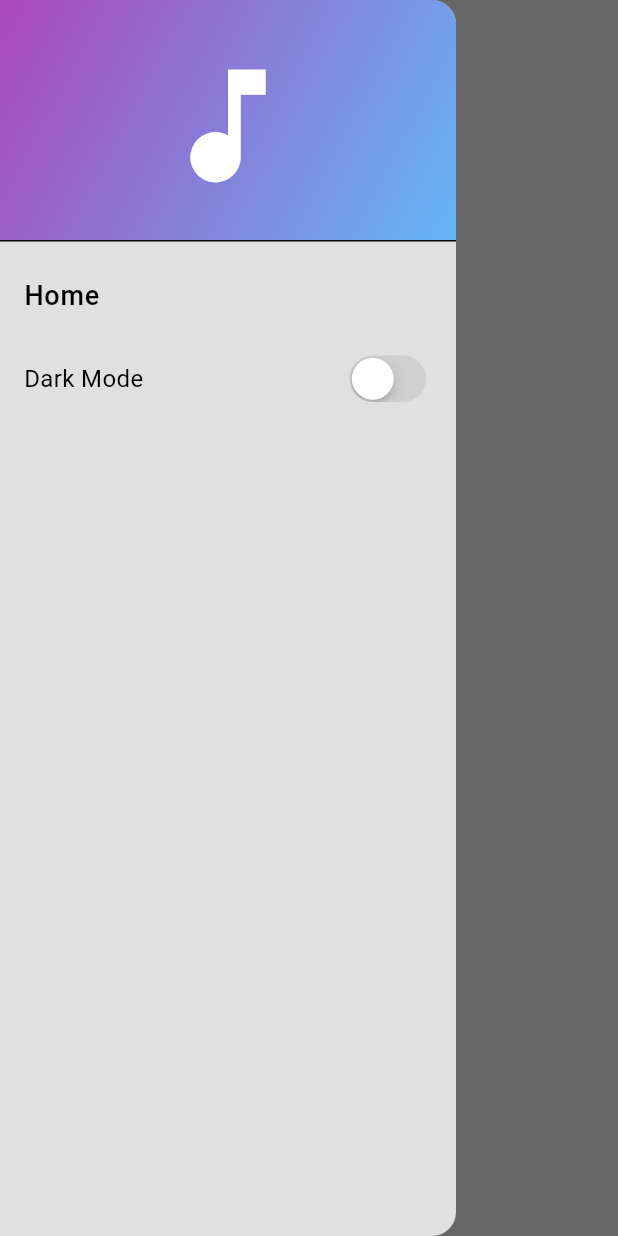
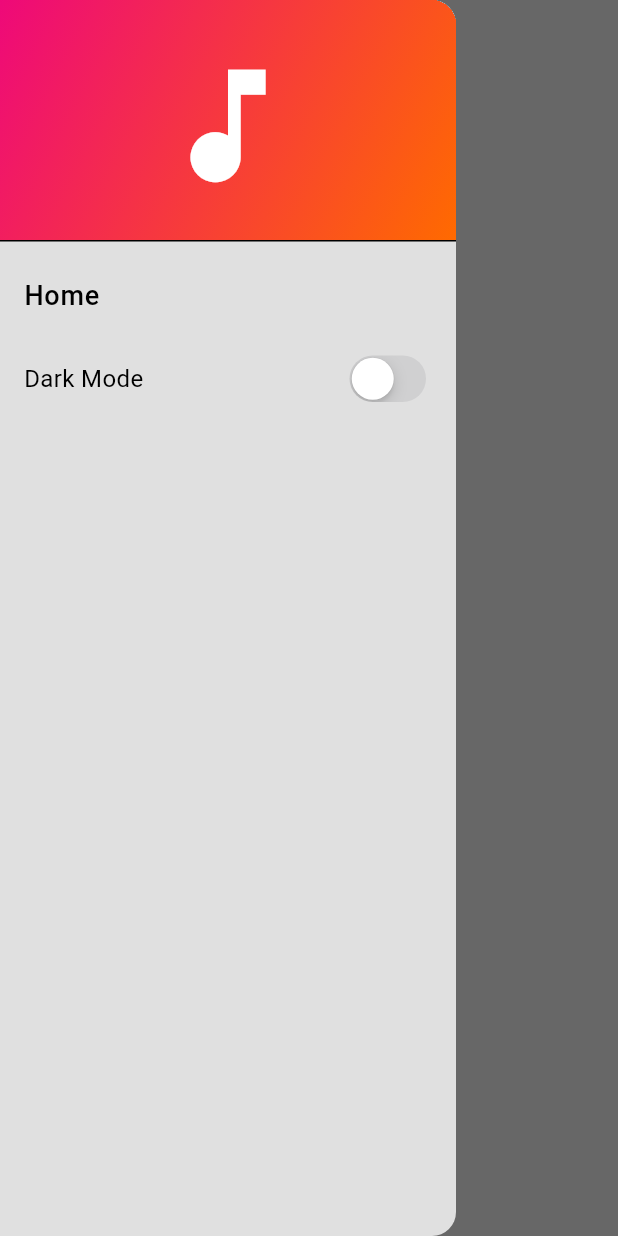
Before and after one commit to MihretDe/Music-Player-app, a Flutter app: the screen it shows after launch, with the side drawer open, on a phone screen of 412 x 824 dp. Run offline on Flutter 3.47's test engine with Material 3 defaults, Android fonts, the light colour scheme and no system bars; our stand-ins replace audioplayers, permission_handler, shared_preferences.

Commit message:
change the ui and add bottom nav in home page

```diff
--- a/lib/pages/home_page.dart
+++ b/lib/pages/home_page.dart
@@ -16,7 +16,7 @@ class HomePage extends StatefulWidget {
 
 class _HomePageState extends State<HomePage> {
   late PlaylistProvider playlistProvider;
-
+  bool isPlaying = false;
   @override
   void didChangeDependencies() {
     super.didChangeDependencies();
@@ -25,11 +25,24 @@ class _HomePageState extends State<HomePage> {
 
   void goToSong(int songIndex) {
     playlistProvider.currentSongIndex = songIndex;
-
+    setState(() {
+      isPlaying = true; // Set playing state when navigating to a song
+    });
     Navigator.push(
       context,
       MaterialPageRoute(builder: (context) => const SongPage()),
     );
+  }
+
+  void togglePlayPause() {
+    setState(() {
+      isPlaying = !isPlaying;
+    });
+    playOrPause();
+  }
+
+  void playOrPause() {
+    // Add your play or pause functionality here
   }
 
   @override
@@ -57,7 +70,10 @@ class _HomePageState extends State<HomePage> {
                 gradient: LinearGradient(
                   colors: isDarkMode
                       ? [Colors.black87, Colors.grey.shade800]
-                      : [Colors.purple.shade400, Colors.blue.shade300],
+                      : [
+                          Color(0xFFEE0979), // Bright Pink
+                          Color(0xFFFF6A00), // Neon Orange
+                        ],
                   begin: Alignment.topLeft,
                   end: Alignment.bottomRight,
                 ),
@@ -127,7 +143,10 @@ class _HomePageState extends State<HomePage> {
                   gradient: LinearGradient(
                     colors: isDarkMode
                         ? [Colors.black87, Colors.grey.shade800]
-                        : [Colors.purple.shade400, Colors.blue.shade300],
+                        : [
+                            Color(0xFFEE0979), // Bright Pink
+                            Color(0xFFFF6A00), // Neon Orange
+                          ],
                     begin: Alignment.topLeft,
                     end: Alignment.bottomRight,
                   ),
@@ -201,6 +220,68 @@ class _HomePageState extends State<HomePage> {
           );
         },
       ),
+      bottomNavigationBar: Consumer<PlaylistProvider>(
+        builder: (context, value, child) {
+          final currentSongIndex = playlistProvider.currentSongIndex;
+          if (currentSongIndex == null || currentSongIndex < 0) {
+            return const SizedBox.shrink(); // Hide if no song is playing
+          }
+
+          final currentSong = playlistProvider.playlist![currentSongIndex];
+
+          return BottomAppBar(
+            color: Theme.of(context).primaryColor,
+            child: Container(
+              height: 70,
+              padding: const EdgeInsets.symmetric(horizontal: 16.0),
+              child: Row(
+                mainAxisAlignment: MainAxisAlignment.spaceBetween,
+                children: [
+                  Column(
+                    mainAxisAlignment: MainAxisAlignment.center,
+                    crossAxisAlignment: CrossAxisAlignment.start,
+                    children: [
+                      Text(
+                        currentSong.songName,
+                        style: const TextStyle(
+                          fontSize: 16,
+                          fontWeight: FontWeight.bold,
+                          color: Colors.white,
+                        ),
+                      ),
+                      Text(
+                        currentSong.artistName,
+                        style: const TextStyle(
+                          fontSize: 14,
+                          color: Colors.white70,
+                        ),
+                      ),
+                    ],
+                  ),
+                  Spacer(),
+                  IconButton(
+                    icon: Icon(
+                      value.isPlaying ? Icons.pause : Icons.play_arrow,
+                      color: Colors.white,
+                      size: 30,
+                    ),
+                    onPressed: value.playOrPause,
+                  ),
+                  IconButton(
+                    icon: Icon(Icons.close),
+                    onPressed: () {
+                      playlistProvider.currentSongIndex = null;
+                      setState(() {
+                        isPlaying = false;
+                      });
+                    },
+                  )
+                ],
+              ),
+            ),
+          );
+        },
+      ),
     );
   }
 }
--- a/lib/pages/song_page.dart
+++ b/lib/pages/song_page.dart
@@ -42,7 +42,10 @@ class _SongPageState extends State<SongPage> {
     final isDarkMode = Theme.of(context).brightness == Brightness.dark;
     final backgroundGradient = isDarkMode
         ? [Colors.black87, Colors.grey.shade900]
-        : [Colors.purple.shade800, Colors.blue.shade400];
+        : [
+            Color(0xFFEE0979), // Bright Pink
+            Color(0xFFFF6A00), // Neon Orange
+          ];
 
     final textColor = isDarkMode ? Colors.white70 : Colors.black87;
     final iconColor = isDarkMode ? Colors.white : Colors.black54;
```
